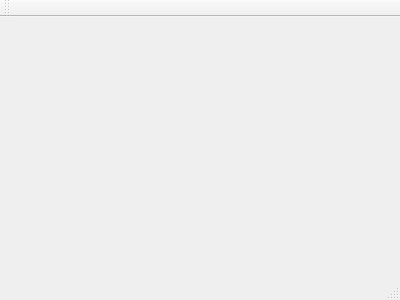
Above: mainwindow.ui from malcom2073/MCDebug before the change. Below: the same form after it.
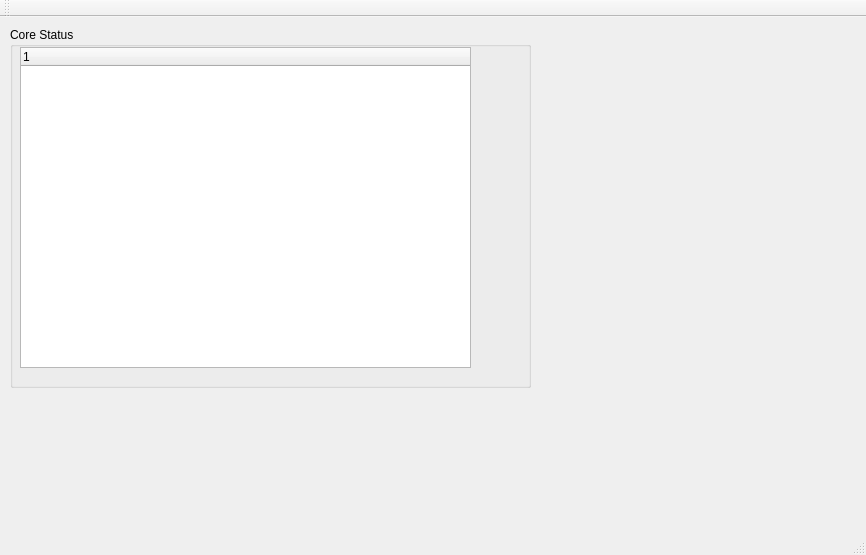
That is the form after the change.

Commit message: Added a core status display, showing published message counters and frequency

```diff
--- a/mainwindow.ui
+++ b/mainwindow.ui
@@ -1,24 +1,68 @@
 <ui version="4.0">
  <class>MainWindow</class>
- <widget class="QMainWindow" name="MainWindow" >
-  <property name="geometry" >
+ <widget class="QMainWindow" name="MainWindow">
+  <property name="geometry">
    <rect>
     <x>0</x>
     <y>0</y>
-    <width>400</width>
-    <height>300</height>
+    <width>866</width>
+    <height>555</height>
    </rect>
   </property>
   <property name="windowTitle" >
    <string>MainWindow</string>
   </property>
-  <widget class="QMenuBar" name="menuBar" />
-  <widget class="QToolBar" name="mainToolBar" />
-  <widget class="QWidget" name="centralWidget" />
-  <widget class="QStatusBar" name="statusBar" />
+  <widget class="QWidget" name="centralWidget">
+   <widget class="QGroupBox" name="groupBox">
+    <property name="geometry">
+     <rect>
+      <x>10</x>
+      <y>10</y>
+      <width>521</width>
+      <height>361</height>
+     </rect>
+    </property>
+    <property name="title">
+     <string>Core Status</string>
+    </property>
+    <widget class="QTreeWidget" name="treeWidget">
+     <property name="geometry">
+      <rect>
+       <x>10</x>
+       <y>20</y>
+       <width>451</width>
+       <height>321</height>
+      </rect>
+     </property>
+     <column>
+      <property name="text">
+       <string notr="true">1</string>
+      </property>
+     </column>
+    </widget>
+   </widget>
+  </widget>
+  <widget class="QMenuBar" name="menuBar">
+   <property name="geometry">
+    <rect>
+     <x>0</x>
+     <y>0</y>
+     <width>866</width>
+     <height>21</height>
+    </rect>
+   </property>
+  </widget>
+  <widget class="QToolBar" name="mainToolBar">
+   <attribute name="toolBarArea">
+    <enum>TopToolBarArea</enum>
+   </attribute>
+   <attribute name="toolBarBreak">
+    <bool>false</bool>
+   </attribute>
+  </widget>
+  <widget class="QStatusBar" name="statusBar"/>
  </widget>
- <layoutDefault spacing="6" margin="11" />
- <pixmapfunction></pixmapfunction>
+ <layoutdefault spacing="6" margin="11"/>
  <resources/>
  <connections/>
 </ui>
```
Left out of the diff: 3 changed lines with no effect on the pictures. The commit also changes 2 other files.
